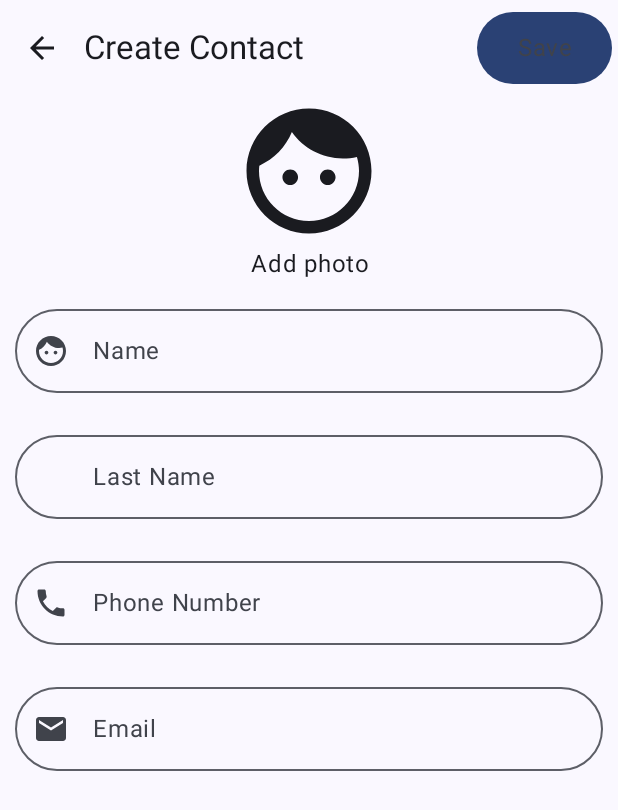
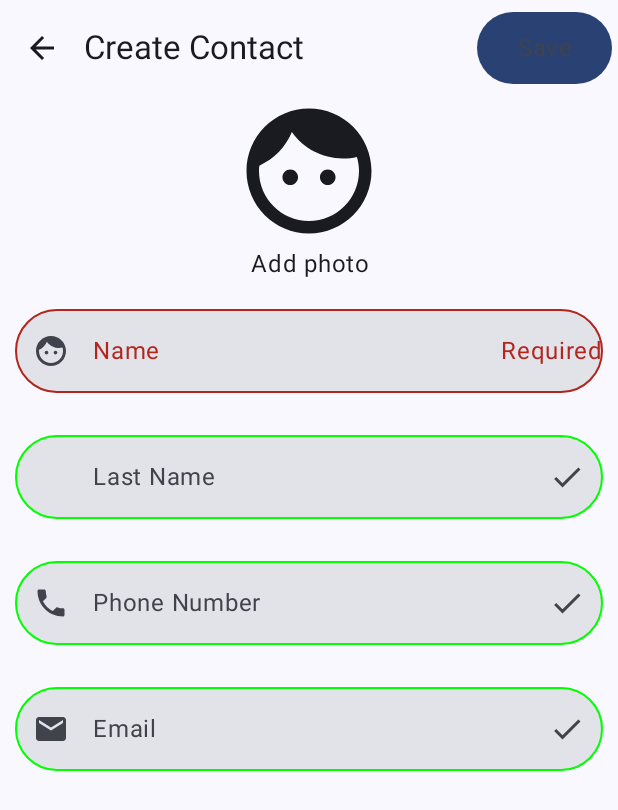
Before and after one commit to wilmercp28/ContactApp, an Android app built with Jetpack Compose: the screen it shows after launch (MainActivity), after a tap on "AddContact", on a phone screen of 412 x 824 dp. Shown: the top 810 px of the screen. Run offline under Robolectric (Android 15) with nearby library versions, the phone set to English and light mode, and no system bars; libraries missing offline, so code that uses them is left out: com.android.tools; 1 statement that could not run was skipped.

```diff
--- a/app/src/main/java/com/example/contactapp/AddContact.kt
+++ b/app/src/main/java/com/example/contactapp/AddContact.kt
@@ -4,6 +4,7 @@ import android.content.ContentResolver
 import android.graphics.Bitmap
 import android.graphics.BitmapFactory
 import android.net.Uri
+import android.util.Base64
 import androidx.activity.compose.rememberLauncherForActivityResult
 import androidx.activity.result.contract.ActivityResultContracts
 import androidx.compose.foundation.Image
@@ -50,7 +51,9 @@ import androidx.compose.ui.text.style.TextAlign
 import androidx.compose.ui.unit.dp
 import androidx.datastore.core.DataStore
 import androidx.datastore.preferences.core.Preferences
+import com.android.tools.build.jetifier.core.utils.Log
 import kotlinx.coroutines.launch
+import java.io.ByteArrayOutputStream
 
 @OptIn(ExperimentalMaterial3Api::class)
 @Composable
@@ -59,19 +62,19 @@ fun AddContact(
     contactsList: MutableList<Contact>,
     dataStore: DataStore<Preferences>
 ) {
-    val contactPhoto = rememberSaveable { mutableStateOf<Bitmap?>(null) }
     val scope = rememberCoroutineScope()
     val name = remember { mutableStateOf("") }
     val lastName = remember { mutableStateOf("") }
     val phoneNumber = remember { mutableStateOf("") }
     val email = remember { mutableStateOf("") }
+    val photo = remember { mutableStateOf<Bitmap?>(null) }
     val hideKeyboard = remember { mutableStateOf(false) }
+    val validList = remember {mutableListOf<Boolean>()}
     Surface(
         modifier = Modifier
             .fillMaxSize()
             .background(MaterialTheme.colorScheme.background)
             .clickable { hideKeyboard.value = true }
-
     ) {
         Scaffold(
             topBar = {
@@ -80,9 +83,10 @@ fun AddContact(
                     actions = {
                         IconButton(
                             onClick = {
-                                addContact(contactsList,contactPhoto,name.value,lastName.value,phoneNumber.value,email.value)
+                                val photoString = encodeBitmapToBase64(photo.value)
+                                addContact(contactsList,photoString.toString(),name.value,lastName.value,phoneNumber.value,email.value)
                                 scope.launch {
-                                    SaveData(dataStore).saveContactListWithImage(contactsList,contactPhoto)
+                                    SaveData(dataStore).saveContactListWithImage(contactsList)
                                 }
                             },
                             modifier = Modifier
@@ -115,25 +119,25 @@ fun AddContact(
                     .padding(it),
                 content = {
                     item {
-                        AddPhotoContact(hideKeyboard,contactPhoto)
+                        AddPhotoContact(hideKeyboard,photo)
                     }
                     item {
-                        AddContactTextFields("Name", false, Icons.Filled.Face, hideKeyboard.value) { lostFocusString ->
+                        AddContactTextFields("Name", false, Icons.Filled.Face,true,hideKeyboard.value) { lostFocusString ->
                             name.value = lostFocusString
                         }
                     }
                     item {
-                        AddContactTextFields("Last Name", false, null, hideKeyboard.value) { lostFocusString ->
+                        AddContactTextFields("Last Name", false, null,false,hideKeyboard.value) { lostFocusString ->
                             lastName.value = lostFocusString
                         }
                     }
                     item {
-                        AddContactTextFields("Phone Number", true, Icons.Filled.Phone, hideKeyboard.value) { lostFocusString ->
+                        AddContactTextFields("Phone Number", true, Icons.Filled.Phone,false,hideKeyboard.value) { lostFocusString ->
                             phoneNumber.value = lostFocusString
                         }
                     }
                     item {
-                        AddContactTextFields("Email", false, Icons.Filled.Email, hideKeyboard.value) { lostFocusString ->
+                        AddContactTextFields("Email", false, Icons.Filled.Email,false,hideKeyboard.value) { lostFocusString ->
                             email.value = lostFocusString
                         }
                     }
@@ -142,16 +146,24 @@ fun AddContact(
         }
     }
 }
+fun encodeBitmapToBase64(bitmap: Bitmap?): String? {
+    if (bitmap == null) return null
+
+    val byteArrayOutputStream = ByteArrayOutputStream()
+    bitmap.compress(Bitmap.CompressFormat.PNG, 100, byteArrayOutputStream)
+    val byteArray = byteArrayOutputStream.toByteArray()
+    return Base64.encodeToString(byteArray, Base64.DEFAULT)
+}
 
 @Composable
 fun AddPhotoContact(
     hideKeyboard: MutableState<Boolean>,
-    bitmap: MutableState<Bitmap?>
+    photo: MutableState<Bitmap?>
 ) {
     var imageUri by rememberSaveable { mutableStateOf<Uri?>(null) }
     val context = LocalContext.current
     imageUri?.let {
-        bitmap.value = loadImageFromUri(context.contentResolver, it)
+        photo.value = loadImageFromUri(context.contentResolver, it)
     }
     val galleryLauncher =
         rememberLauncherForActivityResult(ActivityResultContracts.GetContent()) {
@@ -160,21 +172,21 @@ fun AddPhotoContact(
         }
     IconButton(
         onClick = {
-                  hideKeyboard.value = true
+            hideKeyboard.value = true
             galleryLauncher.launch("image/*")
         },
         modifier = Modifier
             .fillMaxWidth()
             .size(100.dp)
     ) {
-        if (bitmap.value != null) {
+        if (photo.value != null) {
             Box(
                 modifier = Modifier
                     .aspectRatio(1f)
                     .clip(CircleShape)
             ) {
                 Image(
-                    bitmap = bitmap.value!!.asImageBitmap(),
+                    bitmap = photo.value!!.asImageBitmap(),
                     contentDescription = "SelectedPhoto",
                     modifier = Modifier
                         .fillMaxSize(),
--- a/app/src/main/java/com/example/contactapp/MainActivity.kt
+++ b/app/src/main/java/com/example/contactapp/MainActivity.kt
@@ -18,6 +18,7 @@ import androidx.compose.runtime.LaunchedEffect
 import androidx.compose.runtime.getValue
 import androidx.compose.runtime.setValue
 import androidx.datastore.preferences.preferencesDataStore
+import com.android.tools.build.jetifier.core.utils.Log
 
 
 private val Context.dataStore by preferencesDataStore(name = "Contacts")
@@ -29,28 +30,27 @@ class MainActivity : ComponentActivity() {
         setContent {
 
             ContactAppTheme {
-                // A surface container using the 'background' color from the theme
                 Surface(
                     modifier = Modifier.fillMaxSize(),
                     color = MaterialTheme.colorScheme.background
                 ) {
                     var loading by remember { mutableStateOf(true) }
-                    val contactsList = rememberSaveable{ mutableListOf<Contact>()}
+                    val contactsList = rememberSaveable { mutableListOf<Contact>() }
+
                     LaunchedEffect(contactsList) {
-                        val loadedContacts = SaveData(dataStore).loadContactList()
-                        contactsList.addAll(loadedContacts)
+                        val loadedContacts = SaveData(dataStore).loadContactListWithImage()
+                        contactsList.addAll(loadedContacts ?: emptyList())
+                        Log.d("ContactList",contactsList.toString())
                         loading = false
                     }
                     val selectedScreen = rememberSaveable { mutableStateOf("UI") }
                     if (loading) {
-                        // Show a loading indicator or placeholder
                         CircularProgressIndicator()
                     } else {
-                        // Render your UI components here
                         UI(selectedScreen, contactsList)
                         when (selectedScreen.value) {
                             "UI" -> UI(selectedScreen, contactsList)
-                            "AddContact" -> AddContact(selectedScreen, contactsList, dataStore)
+                            "AddContact" -> AddContact(selectedScreen,contactsList,dataStore)
                         }
                     }
 
--- a/app/src/main/java/com/example/contactapp/SearchBar.kt
+++ b/app/src/main/java/com/example/contactapp/SearchBar.kt
@@ -7,12 +7,15 @@ import androidx.compose.foundation.shape.CircleShape
 import androidx.compose.foundation.text.KeyboardActions
 import androidx.compose.foundation.text.KeyboardOptions
 import androidx.compose.material.icons.Icons
+import androidx.compose.material.icons.filled.Check
 import androidx.compose.material.icons.filled.Search
 import androidx.compose.material.icons.filled.Settings
 import androidx.compose.material3.ExperimentalMaterial3Api
 import androidx.compose.material3.Icon
+import androidx.compose.material3.MaterialTheme
 import androidx.compose.material3.OutlinedTextField
 import androidx.compose.material3.Text
+import androidx.compose.material3.TextFieldDefaults
 import androidx.compose.runtime.Composable
 import androidx.compose.runtime.mutableStateOf
 import androidx.compose.runtime.remember
@@ -23,6 +26,7 @@ import androidx.compose.ui.graphics.vector.ImageVector
 import androidx.compose.ui.platform.LocalFocusManager
 import androidx.compose.ui.text.input.ImeAction
 import androidx.compose.ui.text.input.KeyboardType
+import androidx.compose.ui.text.style.TextAlign
 import androidx.compose.ui.unit.dp
 
 @OptIn(ExperimentalMaterial3Api::class)
@@ -76,6 +80,7 @@ fun AddContactTextFields(
     label: String = "",
     numberKeyBoard: Boolean,
     leadingIcon: ImageVector?,
+    isRequired: Boolean,
     hideKeyboard: Boolean = false,
     onFocusClear: (String) -> Unit = {}
 ) {
@@ -83,13 +88,21 @@ fun AddContactTextFields(
     if (numberKeyBoard){
        keyboardOptions = KeyboardOptions(imeAction = ImeAction.Search, keyboardType = KeyboardType.Number)
     }
-    val text = remember {
-        mutableStateOf("")
+    val text = remember { mutableStateOf("") }
+    val isHintDisplayed = remember { mutableStateOf(false) }
+    val isErrorDisplayed = text.value.isEmpty()
+    val focusManager = LocalFocusManager.current
+    val textFieldColors = if (isRequired) {
+        TextFieldDefaults.textFieldColors(
+            unfocusedIndicatorColor = if (isErrorDisplayed) Color.Red else Color.Green,
+            focusedIndicatorColor = if (isErrorDisplayed) Color.Red else Color.Green
+        )
+    } else {
+        TextFieldDefaults.textFieldColors(
+            unfocusedIndicatorColor = Color.Green,
+            focusedIndicatorColor = Color.Green
+        )
     }
-    val isHintDisplayed = remember {
-        mutableStateOf(false)
-    }
-    val focusManager = LocalFocusManager.current
     OutlinedTextField(
         value = text.value,
         onValueChange = {
@@ -109,13 +122,16 @@ fun AddContactTextFields(
             .onFocusChanged {
                 isHintDisplayed.value = !it.hasFocus
             },
+        isError = isErrorDisplayed && isRequired,
         shape = CircleShape,
         label = { Text(label) },
+        colors = textFieldColors,
         leadingIcon = {
             leadingIcon?.let {
                 Icon(imageVector = it, contentDescription = null)
             }
-        }
+        },
+        trailingIcon = { if (isErrorDisplayed && isRequired) Text(text = "Required", textAlign = TextAlign.Center) else Icon(Icons.Filled.Check ,"")}
     )
     if (hideKeyboard) {
         focusManager.clearFocus()
--- a/app/src/main/java/com/example/contactapp/UI.kt
+++ b/app/src/main/java/com/example/contactapp/UI.kt
@@ -1,5 +1,6 @@
 package com.example.contactapp
 
+import android.graphics.Bitmap
 import androidx.compose.foundation.clickable
 import androidx.compose.foundation.layout.Column
 import androidx.compose.foundation.layout.Spacer
```
Also changed, not shown: app/src/main/java/com/example/contactapp/Contact.kt (+6 -36 lines), app/src/main/java/com/example/contactapp/ContactListUI.kt (+41 -6 lines), app/src/main/java/com/example/contactapp/SaveData.kt (+3 -27 lines).
